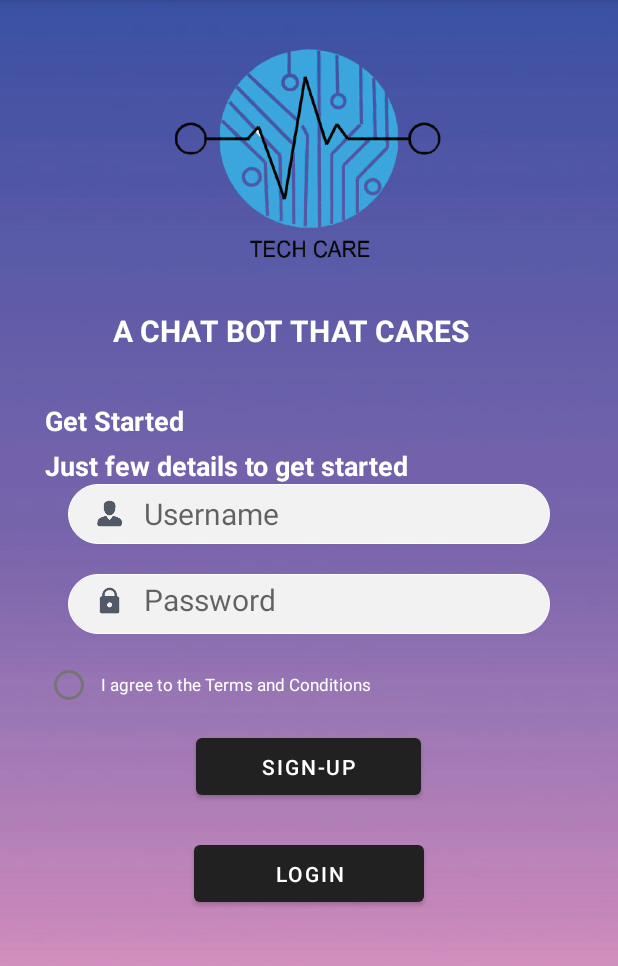
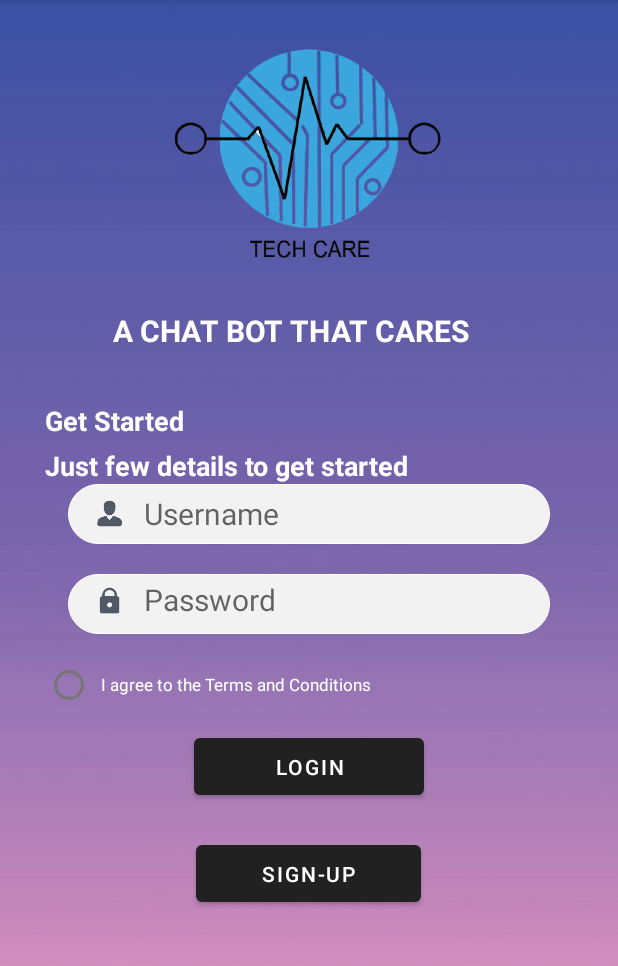
Before and after one commit to jesjoshie/TechCare, an Android app: the screen it shows after launch (MainActivity), on a phone screen of 412 x 824 dp, the part 84-1050 px from its top. Run offline under Robolectric (Android 15) with nearby library versions, the phone set to English and light mode, and no system bars.

Commit message:
added sign up interface

```diff
--- a/app/src/main/AndroidManifest.xml
+++ b/app/src/main/AndroidManifest.xml
@@ -9,6 +9,7 @@
         android:roundIcon="@mipmap/ic_launcher_round"
         android:supportsRtl="true"
         android:theme="@style/Theme.TechCare">
+        <activity android:name=".Signup"></activity>
         <activity android:name=".MainActivity">
             <intent-filter>
                 <action android:name="android.intent.action.MAIN" />
--- a/app/src/main/res/layout/activity_main.xml
+++ b/app/src/main/res/layout/activity_main.xml
@@ -115,17 +115,6 @@
 
 
             <Button
-                android:id="@+id/button1"
-                android:layout_width="150dp"
-                android:layout_height="50dp"
-                android:layout_gravity="center"
-                android:layout_marginTop="5dp"
-                android:layout_marginBottom="16dp"
-
-                android:text="Sign-Up"
-                android:textStyle="normal" />
-
-            <Button
                 android:id="@+id/imageButton2"
                 android:layout_width="153dp"
                 android:layout_height="50dp"
@@ -133,6 +122,15 @@
                 android:layout_marginTop="5dp"
                 android:layout_marginBottom="16dp"
                 android:text="Login"
+                android:textStyle="normal" />
+            <Button
+                android:id="@+id/button1"
+                android:layout_width="150dp"
+                android:layout_height="50dp"
+                android:layout_gravity="center"
+                android:layout_marginTop="5dp"
+                android:layout_marginBottom="16dp"
+                android:text="Sign-Up"
                 android:textStyle="normal" />
 
 
```
Also changed, not shown: app/src/main/java/com/example/techcare/Signup.kt (added, +11 -0 lines), app/src/main/res/layout/activity_signup.xml (added, +9 -0 lines).
